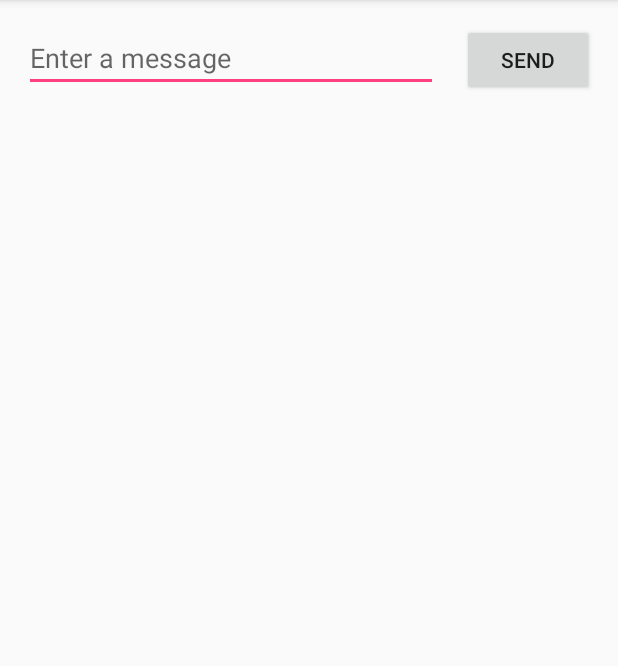
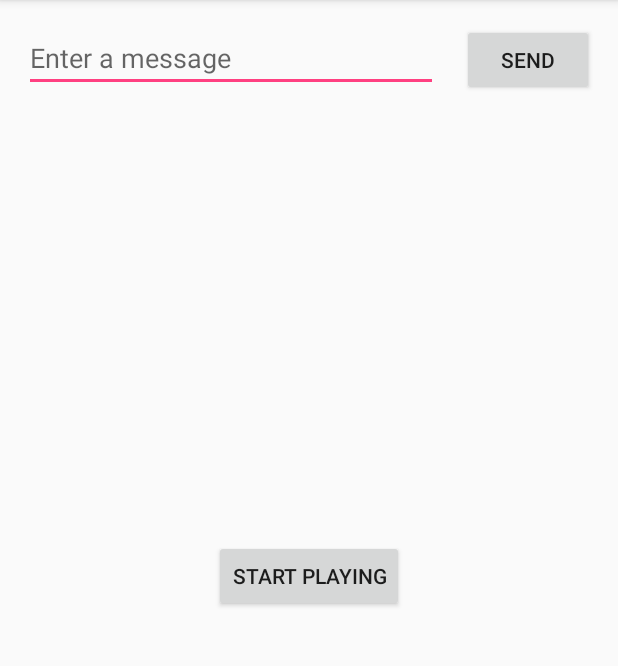
Before and after one commit to Jmiller7023/PIano, an Android app: the screen it shows after launch (MainActivity), on a phone screen of 412 x 824 dp, the part 84-750 px from its top. Run offline under Robolectric (Android 15) with nearby library versions, the phone set to English and light mode, and no system bars.

Commit message:
Added a playable key in a new activity.

```diff
--- a/PIanoCode/app/src/main/AndroidManifest.xml
+++ b/PIanoCode/app/src/main/AndroidManifest.xml
@@ -16,13 +16,16 @@
                 <category android:name="android.intent.category.LAUNCHER" />
             </intent-filter>
         </activity>
-        <activity android:name=".DisplayMessageActivity"
+        <activity
+            android:name=".DisplayMessageActivity"
             android:parentActivityName=".MainActivity">
+
             <!-- The meta-data tag is required if you support API level 15 and lower -->
             <meta-data
                 android:name="android.support.PARENT_ACTIVITY"
                 android:value=".MainActivity" />
         </activity>
+        <activity android:name=".PIanoActivity"></activity>
     </application>
 
 </manifest>
--- a/PIanoCode/app/src/main/java/com/example/user/pianocode/MainActivity.java
+++ b/PIanoCode/app/src/main/java/com/example/user/pianocode/MainActivity.java
@@ -1,6 +1,7 @@
 package com.example.user.pianocode;
 
 import android.content.Intent;
+import android.media.MediaPlayer;
 import android.support.v7.app.AppCompatActivity;
 import android.os.Bundle;
 import android.view.View;
@@ -23,4 +24,9 @@ public class MainActivity extends AppCompatActivity {
         startActivity(intent);
     }
 
+    public void openPIano(View view){
+        Intent intent = new Intent(this, PIanoActivity.class);
+        startActivity(intent);
+    }
+
 }
--- a/PIanoCode/app/src/main/res/layout/activity_main.xml
+++ b/PIanoCode/app/src/main/res/layout/activity_main.xml
@@ -33,4 +33,16 @@
         app:layout_constraintEnd_toEndOf="parent"
         app:layout_constraintHorizontal_bias="0.5"
         app:layout_constraintStart_toEndOf="@+id/editText" />
+
+    <Button
+        android:id="@+id/button2"
+        android:layout_width="wrap_content"
+        android:layout_height="wrap_content"
+        android:onClick="openPIano"
+        android:text="@string/piano_open"
+        app:layout_constraintBottom_toBottomOf="parent"
+        app:layout_constraintLeft_toLeftOf="parent"
+        app:layout_constraintRight_toRightOf="parent"
+        app:layout_constraintTop_toTopOf="parent" />
+
 </android.support.constraint.ConstraintLayout>
--- a/PIanoCode/app/src/main/res/values/strings.xml
+++ b/PIanoCode/app/src/main/res/values/strings.xml
@@ -2,4 +2,5 @@
     <string name="app_name">PIano</string>
     <string name="edit_message">Enter a message</string>
     <string name="button_send">Send</string>
+    <string name="piano_open">Start Playing</string>
 </resources>
```
Also changed, not shown: PIanoCode/app/src/main/java/com/example/user/pianocode/PIanoActivity.java (added, +20 -0 lines), PIanoCode/app/src/main/res/layout/activity_piano.xml (added, +21 -0 lines), 2 other files.
